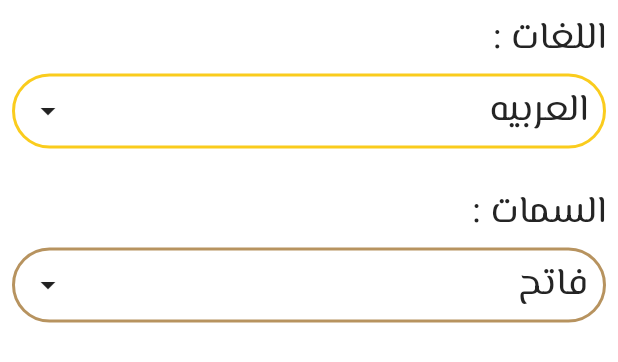
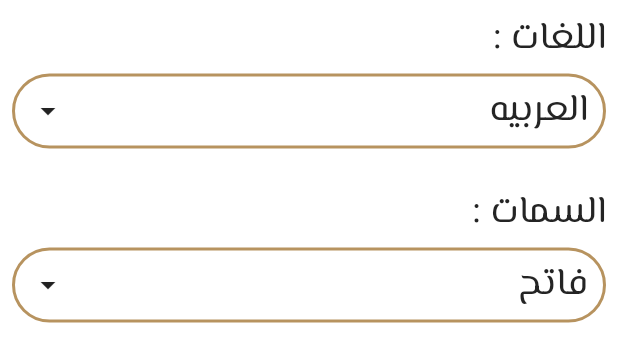
Before and after one commit to Eng0F4res/Islami, a Flutter app: what settings() shows on an empty page, opened directly, on a phone screen of 412 x 824 dp. Shown: the top 362 px of the screen. Run offline on Flutter 3.47's test engine with Material 3 defaults, Android fonts, the phone set to English and light mode, and no system bars; our stand-ins replace google_fonts, just_audio, shared_preferences; accounts and stored records are empty; generated files the repository leaves out were written again; project files that could hold a hidden picture were left out.

Commit message:
fixed color bug , again

```diff
--- a/lib/Tabs/Settings.dart
+++ b/lib/Tabs/Settings.dart
@@ -32,7 +32,7 @@ class _settingsState extends State<settings> {
               width: double.infinity,
               decoration: BoxDecoration(
                 borderRadius: BorderRadius.circular(55),
-                border: Border.all(width: 2, color: isDark ? MyThemeData.Cbage : MyThemeData.Cyellow),
+                border: Border.all(width: 2, color: isDark ? MyThemeData.Cyellow : MyThemeData.Cbage),
               ),
               child: Row(
                 children: [
@@ -53,7 +53,7 @@ class _settingsState extends State<settings> {
               width: double.infinity,
               decoration: BoxDecoration(
                 borderRadius: BorderRadius.circular(55),
-                border: Border.all(width: 2, color: MyThemeData.Cbage),
+                border: Border.all(width: 2, color: isDark ? MyThemeData.Cyellow : MyThemeData.Cbage),
               ),
               child: Row(
                 children: [
```
